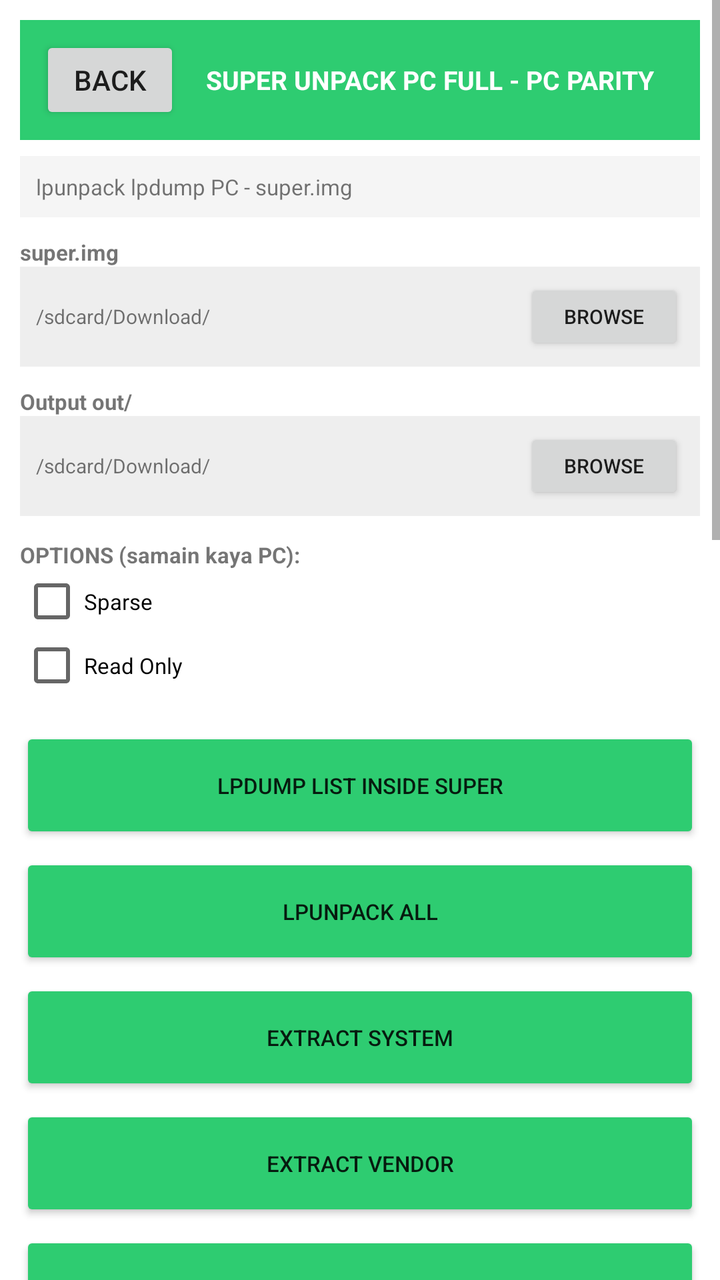
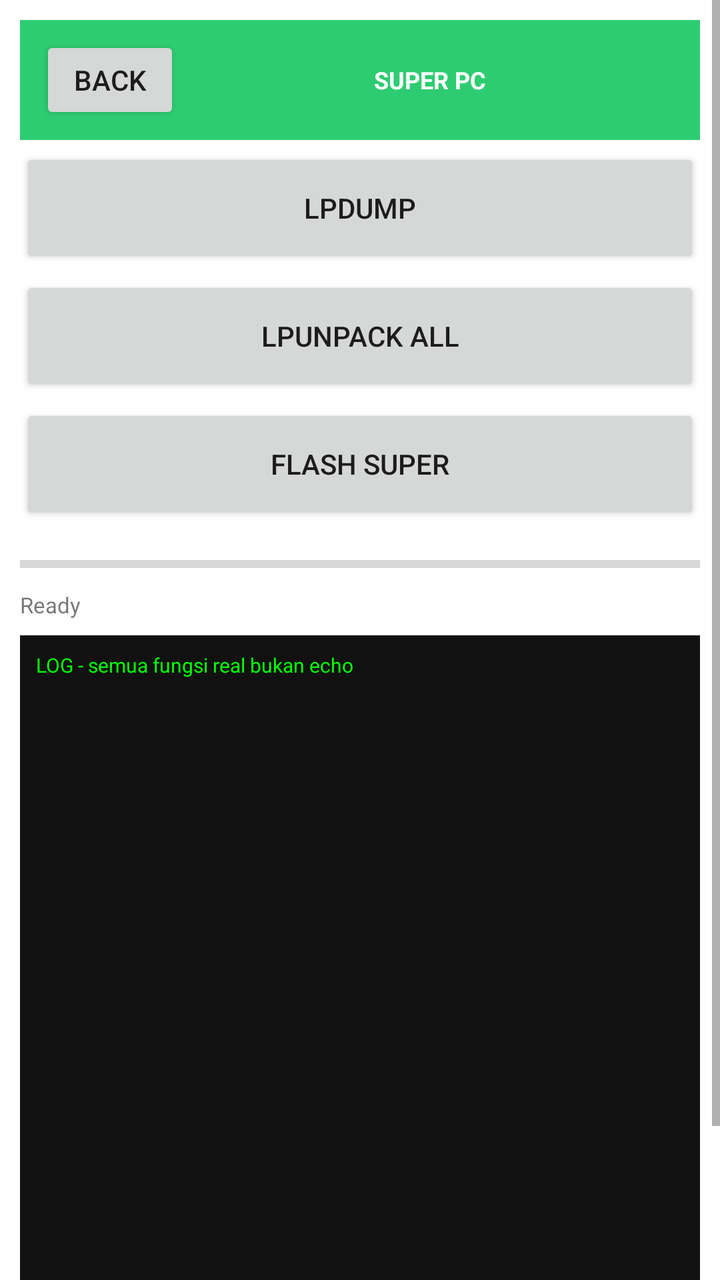

Compare the two renders of this Android layout. The source of the first and the diff that turns it into the second are given below.
<!-- AndroidManifest.xml: application theme Theme.OTGFlasher -->
<!-- res/layout/activity_super.xml -->
<?xml version="1.0" encoding="utf-8"?>
<ScrollView xmlns:android="http://schemas.android.com/apk/res/android" android:layout_width="match_parent" android:layout_height="match_parent" android:background="#FFFFFF">
<LinearLayout android:orientation="vertical" android:layout_width="match_parent" android:layout_height="wrap_content" android:padding="10dp">
<LinearLayout android:orientation="horizontal" android:layout_width="match_parent" android:layout_height="60dp" android:background="#2ECC71" android:gravity="center_vertical" android:padding="10dp"><Button android:id="@+id/btnBack" android:text="BACK" android:layout_width="70dp" android:layout_height="44dp"/><TextView android:text="SUPER UNPACK PC FULL - PC PARITY" android:textSize="13sp" android:textStyle="bold" android:textColor="#FFFFFF" android:layout_width="0dp" android:layout_weight="1" android:layout_height="wrap_content" android:gravity="center"/></LinearLayout>
<TextView android:text="lpunpack lpdump PC - super.img" android:textSize="11sp" android:background="#F5F5F5" android:padding="8dp" android:layout_width="match_parent" android:layout_height="wrap_content" android:layout_marginTop="8dp"/>
<TextView android:text="super.img" android:textSize="11sp" android:textStyle="bold" android:layout_width="match_parent" android:layout_height="wrap_content" android:layout_marginTop="10dp"/><LinearLayout android:orientation="horizontal" android:layout_width="match_parent" android:layout_height="50dp" android:background="#EEEEEE" android:gravity="center_vertical" android:padding="8dp"><TextView android:id="@+id/txt_super.img" android:text="/sdcard/Download/" android:textSize="10sp" android:layout_width="0dp" android:layout_weight="1" android:layout_height="wrap_content"/><Button android:id="@+id/btn_super.img" android:text="BROWSE" android:layout_width="80dp" android:layout_height="38dp" android:textSize="10sp"/></LinearLayout>
<TextView android:text="Output out/" android:textSize="11sp" android:textStyle="bold" android:layout_width="match_parent" android:layout_height="wrap_content" android:layout_marginTop="10dp"/><LinearLayout android:orientation="horizontal" android:layout_width="match_parent" android:layout_height="50dp" android:background="#EEEEEE" android:gravity="center_vertical" android:padding="8dp"><TextView android:id="@+id/txt_Output_out_" android:text="/sdcard/Download/" android:textSize="10sp" android:layout_width="0dp" android:layout_weight="1" android:layout_height="wrap_content"/><Button android:id="@+id/btn_Output_out_" android:text="BROWSE" android:layout_width="80dp" android:layout_height="38dp" android:textSize="10sp"/></LinearLayout>

<TextView android:text="OPTIONS (samain kaya PC):" android:textSize="11sp" android:textStyle="bold" android:layout_width="match_parent" android:layout_height="wrap_content" android:layout_marginTop="12dp"/>
<CheckBox android:id="@+id/cb_Sparse" android:text="Sparse" android:layout_width="match_parent" android:layout_height="wrap_content" android:textSize="11sp"/>
<CheckBox android:id="@+id/cb_Read_Only" android:text="Read Only" android:layout_width="match_parent" android:layout_height="wrap_content" android:textSize="11sp"/>

<LinearLayout android:orientation="vertical" android:layout_width="match_parent" android:layout_height="wrap_content" android:layout_marginTop="10dp">
<Button android:id="@+id/btn_LPDUMP_list_inside_super" android:text="LPDUMP list inside super" android:layout_width="match_parent" android:layout_height="58dp" android:textSize="11sp" android:layout_marginTop="5dp" android:backgroundTint="#2ECC71"/>
<Button android:id="@+id/btn_LPUNPACK_all" android:text="LPUNPACK all" android:layout_width="match_parent" android:layout_height="58dp" android:textSize="11sp" android:layout_marginTop="5dp" android:backgroundTint="#2ECC71"/>
<Button android:id="@+id/btn_EXTRACT_system" android:text="EXTRACT system" android:layout_width="match_parent" android:layout_height="58dp" android:textSize="11sp" android:layout_marginTop="5dp" android:backgroundTint="#2ECC71"/>
<Button android:id="@+id/btn_EXTRACT_vendor" android:text="EXTRACT vendor" android:layout_width="match_parent" android:layout_height="58dp" android:textSize="11sp" android:layout_marginTop="5dp" android:backgroundTint="#2ECC71"/>
<Button android:id="@+id/btn_EXTRACT_product" android:text="EXTRACT product" android:layout_width="match_parent" android:layout_height="58dp" android:textSize="11sp" android:layout_marginTop="5dp" android:backgroundTint="#2ECC71"/>
<Button android:id="@+id/btn_EXTRACT_system_ext" android:text="EXTRACT system_ext" android:layout_width="match_parent" android:layout_height="58dp" android:textSize="11sp" android:layout_marginTop="5dp" android:backgroundTint="#2ECC71"/>
<Button android:id="@+id/btn_EXTRACT_odm" android:text="EXTRACT odm" android:layout_width="match_parent" android:layout_height="58dp" android:textSize="11sp" android:layout_marginTop="5dp" android:backgroundTint="#2ECC71"/>
<Button android:id="@+id/btn_MOUNT_system" android:text="MOUNT system" android:layout_width="match_parent" android:layout_height="58dp" android:textSize="11sp" android:layout_marginTop="5dp" android:backgroundTint="#2ECC71"/>
<Button android:id="@+id/btn_RESIZE_super" android:text="RESIZE super" android:layout_width="match_parent" android:layout_height="58dp" android:textSize="11sp" android:layout_marginTop="5dp" android:backgroundTint="#2ECC71"/>
<Button android:id="@+id/btn_LPMAKE_new_super" android:text="LPMAKE new super" android:layout_width="match_parent" android:layout_height="58dp" android:textSize="11sp" android:layout_marginTop="5dp" android:backgroundTint="#2ECC71"/>
<Button android:id="@+id/btn_FLASH_super_fastboot" android:text="FLASH super fastboot" android:layout_width="match_parent" android:layout_height="58dp" android:textSize="11sp" android:layout_marginTop="5dp" android:backgroundTint="#2ECC71"/>

</LinearLayout>
<ProgressBar android:id="@+id/progressBar" style="?android:attr/progressBarStyleHorizontal" android:layout_width="match_parent" android:layout_height="16dp" android:max="100" android:layout_marginTop="12dp"/>
<TextView android:id="@+id/txtDetail" android:text="Ready PC Parity" android:textSize="11sp" android:layout_width="match_parent" android:layout_height="wrap_content" android:layout_marginTop="5dp"/>
<TextView android:id="@+id/logView" android:text="LOG SUPER UNPACK PC FULL PC PARITY - semua fungsi jalan" android:textSize="10sp" android:background="#111111" android:textColor="#00FF00" android:padding="8dp" android:layout_width="match_parent" android:layout_height="400dp" android:layout_marginTop="8dp"/>
</LinearLayout></ScrollView>
<!-- resources referenced by this layout -->
<resources>
  <style name="Theme.OTGFlasher" parent="android:Theme.Material.Light.NoActionBar" />
</resources>

<!-- the commit's change to res/layout/activity_super.xml (unified diff, before → after) -->
@@ -1,30 +1,11 @@
 <?xml version="1.0" encoding="utf-8"?>
 <ScrollView xmlns:android="http://schemas.android.com/apk/res/android" android:layout_width="match_parent" android:layout_height="match_parent" android:background="#FFFFFF">
 <LinearLayout android:orientation="vertical" android:layout_width="match_parent" android:layout_height="wrap_content" android:padding="10dp">
-<LinearLayout android:orientation="horizontal" android:layout_width="match_parent" android:layout_height="60dp" android:background="#2ECC71" android:gravity="center_vertical" android:padding="10dp"><Button android:id="@+id/btnBack" android:text="BACK" android:layout_width="70dp" android:layout_height="44dp"/><TextView android:text="SUPER UNPACK PC FULL - PC PARITY" android:textSize="13sp" android:textStyle="bold" android:textColor="#FFFFFF" android:layout_width="0dp" android:layout_weight="1" android:layout_height="wrap_content" android:gravity="center"/></LinearLayout>
-<TextView android:text="lpunpack lpdump PC - super.img" android:textSize="11sp" android:background="#F5F5F5" android:padding="8dp" android:layout_width="match_parent" android:layout_height="wrap_content" android:layout_marginTop="8dp"/>
-<TextView android:text="super.img" android:textSize="11sp" android:textStyle="bold" android:layout_width="match_parent" android:layout_height="wrap_content" android:layout_marginTop="10dp"/><LinearLayout android:orientation="horizontal" android:layout_width="match_parent" android:layout_height="50dp" android:background="#EEEEEE" android:gravity="center_vertical" android:padding="8dp"><TextView android:id="@+id/txt_super.img" android:text="/sdcard/Download/" android:textSize="10sp" android:layout_width="0dp" android:layout_weight="1" android:layout_height="wrap_content"/><Button android:id="@+id/btn_super.img" android:text="BROWSE" android:layout_width="80dp" android:layout_height="38dp" android:textSize="10sp"/></LinearLayout>
-<TextView android:text="Output out/" android:textSize="11sp" android:textStyle="bold" android:layout_width="match_parent" android:layout_height="wrap_content" android:layout_marginTop="10dp"/><LinearLayout android:orientation="horizontal" android:layout_width="match_parent" android:layout_height="50dp" android:background="#EEEEEE" android:gravity="center_vertical" android:padding="8dp"><TextView android:id="@+id/txt_Output_out_" android:text="/sdcard/Download/" android:textSize="10sp" android:layout_width="0dp" android:layout_weight="1" android:layout_height="wrap_content"/><Button android:id="@+id/btn_Output_out_" android:text="BROWSE" android:layout_width="80dp" android:layout_height="38dp" android:textSize="10sp"/></LinearLayout>
-
-<TextView android:text="OPTIONS (samain kaya PC):" android:textSize="11sp" android:textStyle="bold" android:layout_width="match_parent" android:layout_height="wrap_content" android:layout_marginTop="12dp"/>
-<CheckBox android:id="@+id/cb_Sparse" android:text="Sparse" android:layout_width="match_parent" android:layout_height="wrap_content" android:textSize="11sp"/>
-<CheckBox android:id="@+id/cb_Read_Only" android:text="Read Only" android:layout_width="match_parent" android:layout_height="wrap_content" android:textSize="11sp"/>
-
-<LinearLayout android:orientation="vertical" android:layout_width="match_parent" android:layout_height="wrap_content" android:layout_marginTop="10dp">
-<Button android:id="@+id/btn_LPDUMP_list_inside_super" android:text="LPDUMP list inside super" android:layout_width="match_parent" android:layout_height="58dp" android:textSize="11sp" android:layout_marginTop="5dp" android:backgroundTint="#2ECC71"/>
-<Button android:id="@+id/btn_LPUNPACK_all" android:text="LPUNPACK all" android:layout_width="match_parent" android:layout_height="58dp" android:textSize="11sp" android:layout_marginTop="5dp" android:backgroundTint="#2ECC71"/>
-<Button android:id="@+id/btn_EXTRACT_system" android:text="EXTRACT system" android:layout_width="match_parent" android:layout_height="58dp" android:textSize="11sp" android:layout_marginTop="5dp" android:backgroundTint="#2ECC71"/>
-<Button android:id="@+id/btn_EXTRACT_vendor" android:text="EXTRACT vendor" android:layout_width="match_parent" android:layout_height="58dp" android:textSize="11sp" android:layout_marginTop="5dp" android:backgroundTint="#2ECC71"/>
-<Button android:id="@+id/btn_EXTRACT_product" android:text="EXTRACT product" android:layout_width="match_parent" android:layout_height="58dp" android:textSize="11sp" android:layout_marginTop="5dp" android:backgroundTint="#2ECC71"/>
-<Button android:id="@+id/btn_EXTRACT_system_ext" android:text="EXTRACT system_ext" android:layout_width="match_parent" android:layout_height="58dp" android:textSize="11sp" android:layout_marginTop="5dp" android:backgroundTint="#2ECC71"/>
-<Button android:id="@+id/btn_EXTRACT_odm" android:text="EXTRACT odm" android:layout_width="match_parent" android:layout_height="58dp" android:textSize="11sp" android:layout_marginTop="5dp" android:backgroundTint="#2ECC71"/>
-<Button android:id="@+id/btn_MOUNT_system" android:text="MOUNT system" android:layout_width="match_parent" android:layout_height="58dp" android:textSize="11sp" android:layout_marginTop="5dp" android:backgroundTint="#2ECC71"/>
-<Button android:id="@+id/btn_RESIZE_super" android:text="RESIZE super" android:layout_width="match_parent" android:layout_height="58dp" android:textSize="11sp" android:layout_marginTop="5dp" android:backgroundTint="#2ECC71"/>
-<Button android:id="@+id/btn_LPMAKE_new_super" android:text="LPMAKE new super" android:layout_width="match_parent" android:layout_height="58dp" android:textSize="11sp" android:layout_marginTop="5dp" android:backgroundTint="#2ECC71"/>
-<Button android:id="@+id/btn_FLASH_super_fastboot" android:text="FLASH super fastboot" android:layout_width="match_parent" android:layout_height="58dp" android:textSize="11sp" android:layout_marginTop="5dp" android:backgroundTint="#2ECC71"/>
-
-</LinearLayout>
-<ProgressBar android:id="@+id/progressBar" style="?android:attr/progressBarStyleHorizontal" android:layout_width="match_parent" android:layout_height="16dp" android:max="100" android:layout_marginTop="12dp"/>
-<TextView android:id="@+id/txtDetail" android:text="Ready PC Parity" android:textSize="11sp" android:layout_width="match_parent" android:layout_height="wrap_content" android:layout_marginTop="5dp"/>
-<TextView android:id="@+id/logView" android:text="LOG SUPER UNPACK PC FULL PC PARITY - semua fungsi jalan" android:textSize="10sp" android:background="#111111" android:textColor="#00FF00" android:padding="8dp" android:layout_width="match_parent" android:layout_height="400dp" android:layout_marginTop="8dp"/>
+<LinearLayout android:orientation="horizontal" android:layout_width="match_parent" android:layout_height="60dp" android:background="#2ECC71" android:gravity="center_vertical" android:padding="10dp"><Button android:id="@+id/btn_back" android:text="BACK" android:layout_width="70dp" android:layout_height="44dp"/><TextView android:text="SUPER PC" android:textSize="12sp" android:textStyle="bold" android:textColor="#FFFFFF" android:layout_width="0dp" android:layout_weight="1" android:layout_height="wrap_content" android:gravity="center"/></LinearLayout>
+<Button android:id="@+id/btn_lpdump_0" android:text="LPDUMP" android:layout_width="match_parent" android:layout_height="60dp" android:layout_marginTop="4dp"/>
+<Button android:id="@+id/btn_lpunpack_all_1" android:text="LPUNPACK all" android:layout_width="match_parent" android:layout_height="60dp" android:layout_marginTop="4dp"/>
+<Button android:id="@+id/btn_flash_super_2" android:text="FLASH super" android:layout_width="match_parent" android:layout_height="60dp" android:layout_marginTop="4dp"/>
+<ProgressBar android:id="@+id/progress_bar" style="?android:attr/progressBarStyleHorizontal" android:layout_width="match_parent" android:layout_height="16dp" android:max="100" android:layout_marginTop="12dp"/>
+<TextView android:id="@+id/txt_detail" android:text="Ready" android:textSize="11sp" android:layout_width="match_parent" android:layout_height="wrap_content" android:layout_marginTop="5dp"/>
+<TextView android:id="@+id/log_view" android:text="LOG - semua fungsi real bukan echo" android:textSize="10sp" android:background="#111111" android:textColor="#00FF00" android:padding="8dp" android:layout_width="match_parent" android:layout_height="400dp" android:layout_marginTop="8dp"/>
 </LinearLayout></ScrollView>
